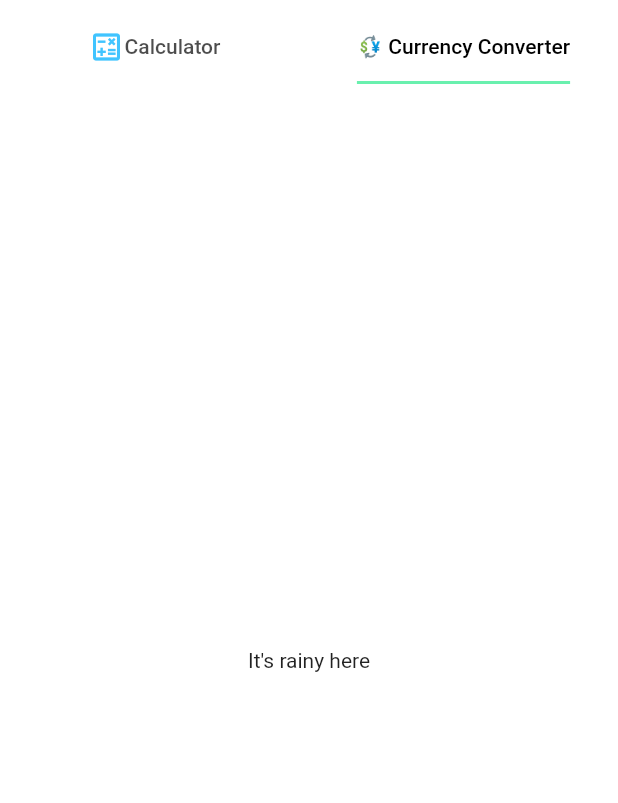
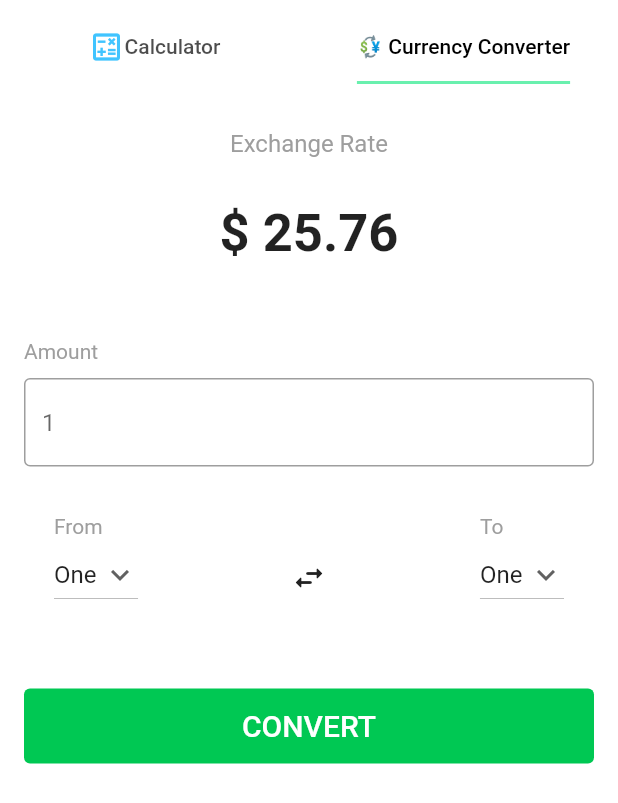
Before and after one commit to tahseenRaj/calculator, a Flutter app: the screen it shows after launch, tab 2 chosen, on a phone screen of 412 x 824 dp. Shown: the top 803 px of the screen. Run offline on Flutter 3.47's test engine with Material 2 defaults, Android fonts, the phone set to English and light mode, and no system bars; our stand-ins replace google_fonts, math_expressions.

Commit message:
Complete second part(Currency converter) UI

```diff
--- a/lib/calculator.dart
+++ b/lib/calculator.dart
@@ -38,8 +38,7 @@ class _CalculatorState extends State<Calculator> {
 
   @override
   Widget build(BuildContext context) {
-    return Scaffold(
-      body: Column(
+    return Column(
         children: [
           Container(
             height: 100,
@@ -161,8 +160,7 @@ class _CalculatorState extends State<Calculator> {
                         )));
                   }))
         ],
-      ),
-    );
+      );
   }
 
   bool isOperator(String x) {
--- /dev/null
+++ b/lib/currency_converter.dart
@@ -0,0 +1,151 @@
+import 'package:flutter/material.dart';
+
+class CurrencyConverter extends StatefulWidget {
+  const CurrencyConverter({Key? key}) : super(key: key);
+
+  @override
+  State<CurrencyConverter> createState() => _CurrencyConverterState();
+}
+
+class _CurrencyConverterState extends State<CurrencyConverter> {
+  List countries = <String>[ "AED", "AFN", "AUD", "AMD", "BDT", "CAD", "CHF", "CNY", "EGP", "EUR", "GBP", "GBP", "INR", "JOD", "KRW", "PKR", "SAR", "USD"];
+  String dropdownValue = 'One';
+  @override
+  Widget build(BuildContext context) {
+    return Padding(
+      padding: const EdgeInsets.only(left: 16, right: 16, top: 30, bottom: 16),
+      child: Column(
+        children: [
+          const Center(
+              child: Text(
+            'Exchange Rate',
+            style: TextStyle(color: Colors.grey, fontSize: 16),
+          )),
+          const SizedBox(
+            height: 30,
+          ),
+          const Center(
+              child: Text(
+            '\$ 25.76',
+            style: TextStyle(fontSize: 35, fontWeight: FontWeight.w700),
+          )),
+          const SizedBox(
+            height: 50,
+          ),
+          Column(
+            mainAxisAlignment: MainAxisAlignment.center,
+            crossAxisAlignment: CrossAxisAlignment.start,
+            children: const [
+              Text(
+                'Amount',
+                style: TextStyle(color: Colors.grey),
+              ),
+              SizedBox(
+                height: 10,
+              ),
+              TextField(
+                maxLines: 1,
+                keyboardType: TextInputType.number,
+                decoration: InputDecoration(
+                  focusedBorder: OutlineInputBorder(
+                    borderSide:
+                        BorderSide(color: Colors.greenAccent, width: 2.0),
+                  ),
+                  border: OutlineInputBorder(),
+                  hintText: '1',
+                ),
+              ),
+            ],
+          ),
+          const SizedBox(
+            height: 30,
+          ),
+          Container(
+            padding: EdgeInsets.symmetric(horizontal: 20),
+            child: Row(
+              mainAxisAlignment: MainAxisAlignment.spaceBetween,
+              children: [
+                Column(
+                  mainAxisAlignment: MainAxisAlignment.center,
+                  crossAxisAlignment: CrossAxisAlignment.start,
+                  children: [
+                    const Text(
+                      'From',
+                      style: TextStyle(color: Colors.grey),
+                    ),
+                    // Dropdown Start
+                    DropdownButton<String>(
+                      value: dropdownValue,
+                      icon: const Icon(Icons.keyboard_arrow_down),
+                      elevation: 16,
+                      onChanged: (String? newValue) {
+                        setState(() {
+                          dropdownValue = newValue!;
+                        });
+                      },
+                      items: <String>['One', 'Two', 'Free', 'Four']
+                          .map<DropdownMenuItem<String>>((String value) {
+                        return DropdownMenuItem<String>(
+                          value: value,
+                          child: Text(value),
+                        );
+                      }).toList(),
+                    ),
+                    // Dropdown Ends
+                  ],
+                ),
+                Padding(
+                  padding: const EdgeInsets.only(top: 20),
+                  child: IconButton(onPressed: () {}, icon: const Icon(Icons.swap_horiz_rounded)),
+                ),
+                Column(
+                  mainAxisAlignment: MainAxisAlignment.center,
+                  crossAxisAlignment: CrossAxisAlignment.start,
+                  children: [
+                    const Text(
+                      'To',
+                      style: TextStyle(color: Colors.grey),
+                    ),
+                    // Dropdown Start
+                    DropdownButton<String>(
+                      value: dropdownValue,
+                      icon: const Icon(Icons.keyboard_arrow_down),
+                      elevation: 16,
+                      onChanged: (String? newValue) {
+                        setState(() {
+                          dropdownValue = newValue!;
+                        });
+                      },
+                      items: <String>['One', 'Two', 'Free', 'Four']
+                          .map<DropdownMenuItem<String>>((String value) {
+                        return DropdownMenuItem<String>(
+                          value: value,
+                          child: Text(value),
+                        );
+                      }).toList(),
+                    ),
+                    // Dropdown Ends
+                  ],
+                ),
+              ],
+            ),
+          ),
+          SizedBox(height: 50,),
+          SizedBox(
+            height: 50,
+            width: double.infinity,
+            child: ElevatedButton(
+              style: ElevatedButton.styleFrom(
+                primary: Colors.greenAccent[700],
+                elevation: 0,
+                splashFactory: NoSplash.splashFactory,
+              ),
+              onPressed: () {},
+              child: Text('CONVERT', style: TextStyle(fontSize: 20),)
+            ),
+          )
+        ],
+      ),
+    );
+  }
+}
--- a/lib/dashboard.dart
+++ b/lib/dashboard.dart
@@ -1,4 +1,5 @@
 import 'package:calculator/calculator.dart';
+import 'package:calculator/currency_converter.dart';
 import 'package:flutter/material.dart';
 
 
@@ -41,16 +42,21 @@ class Dashboard extends StatelessWidget {
               ],
             ),
           ),
-          body: const TabBarView(
+          body: GestureDetector(
+            onTap: () {
+              FocusScope.of(context).requestFocus(new FocusNode()); //remove focus
+            },
+            child: const TabBarView(
               physics: NeverScrollableScrollPhysics(),
               children: <Widget>[
                 Center(
                   child: Calculator(),
                 ),
                 Center(
-                child: Text("It's rainy here"),
+                  child: CurrencyConverter(),
                 ),
               ],
+            ),
           ),
         ),
       ),
--- a/pubspec.yaml
+++ b/pubspec.yaml
@@ -36,6 +36,7 @@ dependencies:
   cupertino_icons: ^1.0.2
   google_fonts: ^3.0.1
   math_expressions: ^2.3.1
+  money_converter: ^2.0.1
 
 dev_dependencies:
   flutter_test:
```
Also changed, not shown: pubspec.lock. Lines whose indentation alone changed are shown as unchanged.
